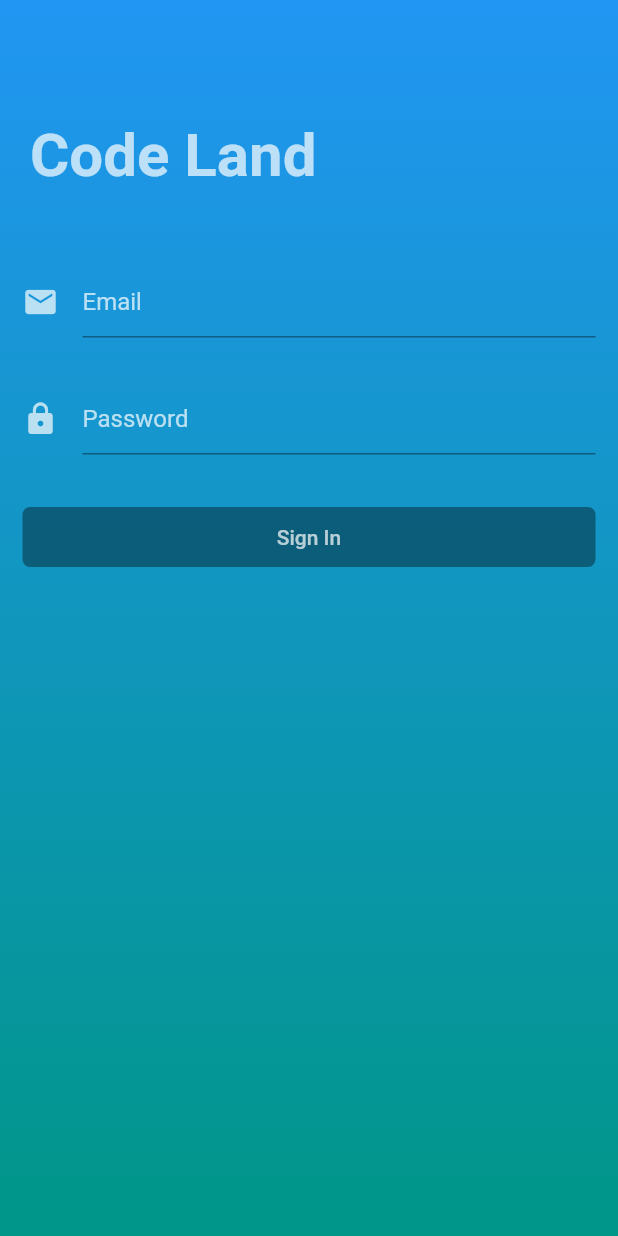
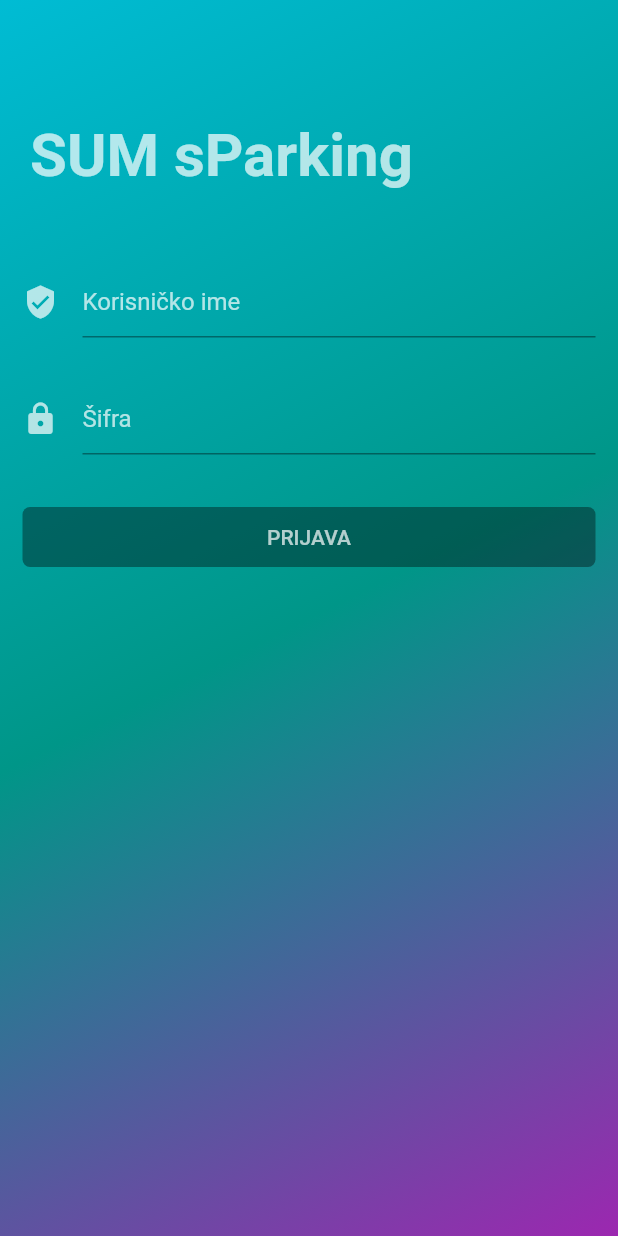
Before and after one commit to Majaa2/sum_parking, a Flutter app: the screen it shows after launch, on a phone screen of 412 x 824 dp. Run offline on Flutter 3.47's test engine with Material 2 defaults, Android fonts, the phone set to English and light mode, and no system bars; our stand-ins replace curved_navigation_bar, shared_preferences.

Commit message:
login enabled

```diff
--- a/lib/main.dart
+++ b/lib/main.dart
@@ -5,6 +5,7 @@ import 'package:flutter/services.dart';
 import 'package:http/http.dart' as http;
 import 'pages/login_page.dart';
 import 'package:shared_preferences/shared_preferences.dart';
+import './pages/main_page.dart';
 
 void main() => runApp(MyApp());
 
@@ -12,7 +13,7 @@ class MyApp extends StatelessWidget {
   @override
   Widget build(BuildContext context) {
     return MaterialApp(
-      title: "Code Land",
+      title: "SUM sParking",
       debugShowCheckedModeBanner: false,
       home: MainPage(),
       theme: ThemeData(
@@ -22,46 +23,46 @@ class MyApp extends StatelessWidget {
   }
 }
 
-class MainPage extends StatefulWidget {
-  @override
-  _MainPageState createState() => _MainPageState();
-}
+// class MainPage extends StatefulWidget {
+//   @override
+//   _MainPageState createState() => _MainPageState();
+// }
 
-class _MainPageState extends State<MainPage> {
+// class _MainPageState extends State<MainPage> {
 
-  SharedPreferences sharedPreferences;
+//   SharedPreferences sharedPreferences;
 
-  @override
-  void initState() {
-    super.initState();
-    checkLoginStatus();
-  }
+//   @override
+//   void initState() {
+//     super.initState();
+//     checkLoginStatus();
+//   }
 
-  checkLoginStatus() async {
-    sharedPreferences = await SharedPreferences.getInstance();
-    if(sharedPreferences.getString("token") == null) {
-      Navigator.of(context).pushAndRemoveUntil(MaterialPageRoute(builder: (BuildContext context) => LoginPage()), (Route<dynamic> route) => false);
-    }
-  }
+//   checkLoginStatus() async {
+//     sharedPreferences = await SharedPreferences.getInstance();
+//     if(sharedPreferences.getString("token") == null) {
+//       Navigator.of(context).pushAndRemoveUntil(MaterialPageRoute(builder: (BuildContext context) => LoginPage()), (Route<dynamic> route) => false);
+//     }
+//   }
 
-  @override
-  Widget build(BuildContext context) {
-    return Scaffold(
-      appBar: AppBar(
-        title: Text("Code Land", style: TextStyle(color: Colors.white)),
-        actions: <Widget>[
-          FlatButton(
-            onPressed: () {
-              sharedPreferences.clear();
-              sharedPreferences.commit();
-              Navigator.of(context).pushAndRemoveUntil(MaterialPageRoute(builder: (BuildContext context) => LoginPage()), (Route<dynamic> route) => false);
-            },
-            child: Text("Log Out", style: TextStyle(color: Colors.white)),
-          ),
-        ],
-      ),
-      body: Center(child: Text("Main Page")),
-      drawer: Drawer(),
-    );
-  }
-}
+//   @override
+//   Widget build(BuildContext context) {
+//     return Scaffold(
+//       appBar: AppBar(
+//         title: Text("Code Land", style: TextStyle(color: Colors.white)),
+//         actions: <Widget>[
+//           FlatButton(
+//             onPressed: () {
+//               sharedPreferences.clear();
+//               sharedPreferences.commit();
+//               Navigator.of(context).pushAndRemoveUntil(MaterialPageRoute(builder: (BuildContext context) => LoginPage()), (Route<dynamic> route) => false);
+//             },
+//             child: Text("Log Out", style: TextStyle(color: Colors.white)),
+//           ),
+//         ],
+//       ),
+//       body: Center(child: Text("Main Page")),
+//       drawer: Drawer(),
+//     );
+//   }
+// }
--- a/lib/pages/login_page.dart
+++ b/lib/pages/login_page.dart
@@ -3,7 +3,7 @@ import 'dart:convert';
 import 'package:flutter/material.dart';
 import 'package:flutter/services.dart';
 import 'package:http/http.dart' as http;
-import '../main.dart';
+import '../pages/main_page.dart';
 import 'package:shared_preferences/shared_preferences.dart';
 
 class LoginPage extends StatefulWidget {
@@ -22,9 +22,9 @@ class _LoginPageState extends State<LoginPage> {
       body: Container(
         decoration: BoxDecoration(
           gradient: LinearGradient(
-              colors: [Colors.blue, Colors.teal],
-              begin: Alignment.topCenter,
-              end: Alignment.bottomCenter),
+              colors: [Colors.cyan,Colors.teal, Colors.purple],
+              begin: Alignment.topLeft,
+              end: Alignment.bottomRight),
         ),
         child: _isLoading ? Center(child: CircularProgressIndicator()) : ListView(
           children: <Widget>[
@@ -40,11 +40,11 @@ class _LoginPageState extends State<LoginPage> {
   signIn(String email, pass) async {
     SharedPreferences sharedPreferences = await SharedPreferences.getInstance();
     Map data = {
-      'email': email,
+      'username': email,
       'password': pass
     };
     var jsonResponse = null;
-    var response = await http.post("YOUR_BASE_URL", body: data);
+    var response = await http.post("https://sum-parking.herokuapp.com/api/login", body: data);
     if(response.statusCode == 200) {
       jsonResponse = json.decode(response.body);
       if(jsonResponse != null) {
@@ -78,7 +78,7 @@ class _LoginPageState extends State<LoginPage> {
         },
         elevation: 0.0,
         color: Colors.purple,
-        child: Text("Sign In", style: TextStyle(color: Colors.white70)),
+        child: Text("PRIJAVA", style: TextStyle(color: Colors.white70)),
         shape: RoundedRectangleBorder(borderRadius: BorderRadius.circular(5.0)),
       ),
     );
@@ -98,8 +98,8 @@ class _LoginPageState extends State<LoginPage> {
 
             style: TextStyle(color: Colors.white70),
             decoration: InputDecoration(
-              icon: Icon(Icons.email, color: Colors.white70),
-              hintText: "Email",
+              icon: Icon(Icons.verified_user, color: Colors.white70),
+              hintText: "Korisničko ime",
               border: UnderlineInputBorder(borderSide: BorderSide(color: Colors.white70)),
               hintStyle: TextStyle(color: Colors.white70),
             ),
@@ -112,7 +112,7 @@ class _LoginPageState extends State<LoginPage> {
             style: TextStyle(color: Colors.white70),
             decoration: InputDecoration(
               icon: Icon(Icons.lock, color: Colors.white70),
-              hintText: "Password",
+              hintText: "Šifra",
               border: UnderlineInputBorder(borderSide: BorderSide(color: Colors.white70)),
               hintStyle: TextStyle(color: Colors.white70),
             ),
@@ -126,7 +126,7 @@ class _LoginPageState extends State<LoginPage> {
     return Container(
       margin: EdgeInsets.only(top: 50.0),
       padding: EdgeInsets.symmetric(horizontal: 20.0, vertical: 30.0),
-      child: Text("Code Land",
+      child: Text("SUM sParking",
           style: TextStyle(
               color: Colors.white70,
               fontSize: 40.0,
--- a/pubspec.yaml
+++ b/pubspec.yaml
@@ -21,6 +21,7 @@ dependencies:
     sdk: flutter
   http: any
   shared_preferences: any
+  curved_navigation_bar: ^0.3.2
 
   # The following adds the Cupertino Icons font to your application.
   # Use with the CupertinoIcons class for iOS style icons.
```
Also changed, not shown: lib/models/diagonal_clipper.dart (added, +18 -0 lines), lib/pages/home.dart (added, +11 -0 lines), lib/pages/main_page.dart (added, +125 -0 lines), lib/pages/profile.dart (added, +31 -0 lines), lib/widgets/cover_image.dart (added, +20 -0 lines), lib/widgets/profile_photo.dart (added, +47 -0 lines), pubspec.lock.
